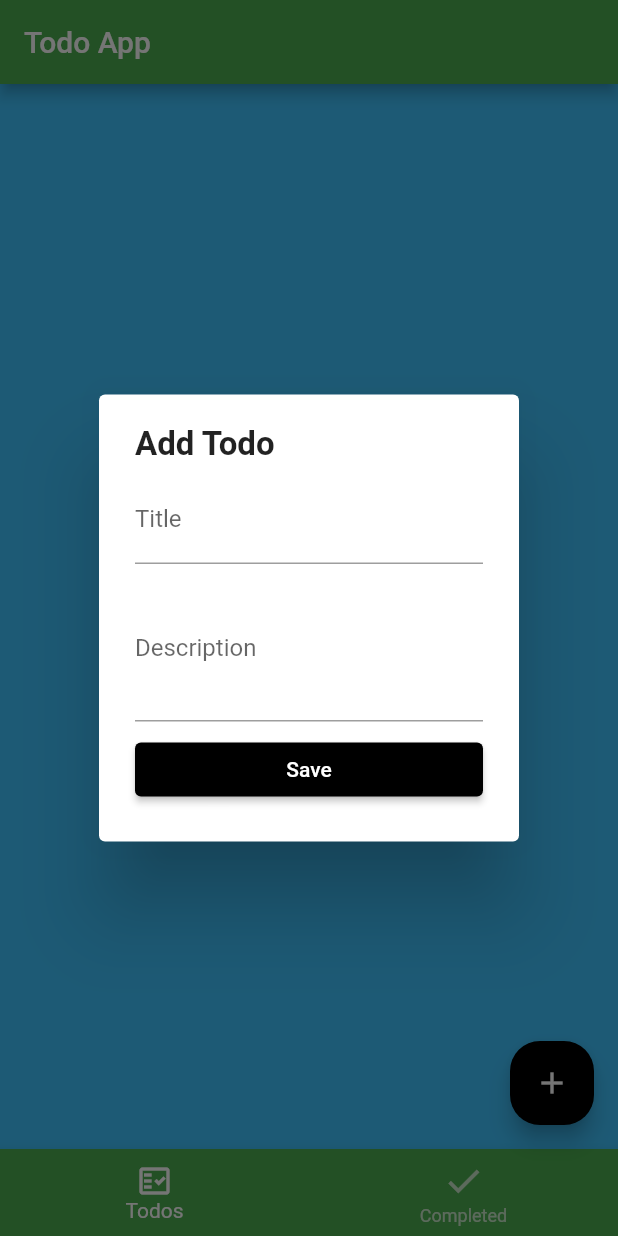
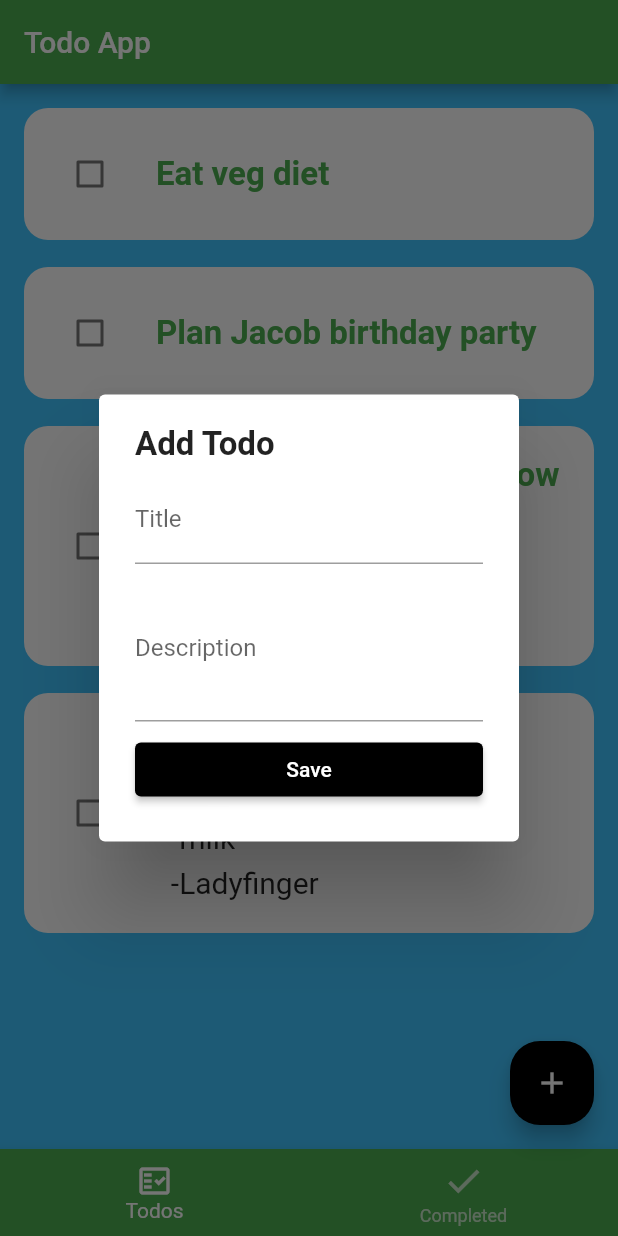
Before and after one commit to vanshikasaini/Todo_flutter, a Flutter app: the screen it shows after launch, after a tap on the "add" icon, on a phone screen of 412 x 824 dp. Run offline on Flutter 3.47's test engine with Material 2 defaults, Android fonts, the phone set to English and light mode, and no system bars; drawn by our look-alikes of flutter_slidable.

Commit message:
add,delete, edit,checked functionalities added by using provider.

```diff
--- a/lib/main.dart
+++ b/lib/main.dart
@@ -1,4 +1,6 @@
 import 'package:flutter/material.dart';
+import 'package:provider/provider.dart';
+import 'package:todoapp/providers_app/todos.dart';
 import 'package:todoapp/screens/homepage.dart';
 
 void main() {
@@ -12,8 +14,9 @@ class MyApp extends StatelessWidget {
 
   // This widget is the root of your application.
   @override
-  Widget build(BuildContext context) {
-    return MaterialApp(
+  Widget build(BuildContext context) => ChangeNotifierProvider(
+    create: (context) => TodosProvider(),
+    child: MaterialApp(
       debugShowCheckedModeBanner: false,
       title: title,
       theme: ThemeData(
@@ -30,6 +33,6 @@ class MyApp extends StatelessWidget {
         scaffoldBackgroundColor: Colors.lightBlueAccent
       ),
       home: HomePage(),
-    );
-  }
+    )
+  );
 }
--- /dev/null
+++ b/lib/model/todo.dart
@@ -0,0 +1,19 @@
+class TodoField{
+
+  static const createdTime = 'createdTime';
+}
+
+class Todo{
+  DateTime createdTime;
+  String title;
+  String id;
+  String description;
+  bool isDone;
+
+  Todo({
+    required this.createdTime,
+    required this.title,
+    this.description = '',
+    this.id='0',
+    this.isDone = false});
+}
--- /dev/null
+++ b/lib/providers_app/todos.dart
@@ -0,0 +1,45 @@
+import 'package:flutter/cupertino.dart';
+
+import '../model/todo.dart';
+
+class TodosProvider extends ChangeNotifier {
+  List<Todo> _todos = [
+    Todo(createdTime: DateTime.now(), title: 'Eat veg diet'),
+    Todo(createdTime: DateTime.now(), title: 'Plan Jacob birthday party'),
+    Todo(
+        createdTime: DateTime.now(),
+        title: 'Plan family trip to Lucknow',
+        description: '''-Rent some hotels
+  -Rent a car
+  -pack suitcase'''),
+    Todo(createdTime: DateTime.now(), title: 'buy food', description: '''-egg
+  -milk
+  -Ladyfinger''')
+  ];
+
+  List<Todo> get todos => _todos.where((todo) => todo.isDone == false).toList();
+  List<Todo> get todosCompleted => _todos.where((todo) => todo.isDone == true).toList();
+
+  void addTodo(Todo todo) {
+    _todos.add(todo);
+    notifyListeners();
+  }
+
+  void removeTodo(Todo todo) {
+    _todos.remove(todo);
+    notifyListeners();
+  }
+  bool toggleTodoStatus(Todo todo) {
+    todo.isDone =!todo.isDone;
+    notifyListeners();
+
+    return todo.isDone;
+  }
+
+  void updateTodo(Todo todo, String title, String description){
+    todo.title = title;
+    todo.description = description;
+
+    notifyListeners();
+  }
+}
--- a/lib/screens/homepage.dart
+++ b/lib/screens/homepage.dart
@@ -1,7 +1,10 @@
 import 'package:flutter/cupertino.dart';
 import 'package:flutter/material.dart';
 import 'package:todoapp/main.dart';
-import 'package:todoapp/screens/todo_dialog.dart';
+import 'package:todoapp/widgets_app/todolistwidget.dart';
+import 'package:todoapp/widgets_app/todo_dialog.dart';
+
+import 'completedlistwidget.dart';
 
 class HomePage extends StatefulWidget {
   const HomePage({Key? key}) : super(key: key);
@@ -16,7 +19,8 @@ class _HomePageState extends State<HomePage> {
   @override
   Widget build(BuildContext context) {
    final tabs =[
-     Container(),Container()
+     ToDoListWidget(),
+     CompletedListWidget()
    ];
 return Scaffold(
   appBar: AppBar(
--- a/lib/screens/todo_dialog.dart
+++ /dev/null
@@ -1,40 +0,0 @@
-import 'package:flutter/cupertino.dart';
-import 'package:flutter/material.dart';
-
-import '../widgets_app/todoformwidget.dart';
-
-class AddToDoDialog extends StatefulWidget {
-  const AddToDoDialog({Key? key}) : super(key: key);
-
-  @override
-  State<AddToDoDialog> createState() => _AddToDoDialogState();
-}
-
-class _AddToDoDialogState extends State<AddToDoDialog> {
-
-  final _formKey = GlobalKey<FormState>();
-  String title='';
-  String description='';
-
-
-
-  @override
-  Widget build(BuildContext context) => AlertDialog(
-    content :Column(
-      mainAxisSize: MainAxisSize.min,
-      crossAxisAlignment: CrossAxisAlignment.start,
-      children: [
-        Text('Add Todo',style: TextStyle(
-          fontWeight: FontWeight.bold,fontSize: 22
-        ),
-        ),
-        const SizedBox(height: 8),
-        ToDoFormWidget(
-          onChangedTitle : (title) => setState(()=> this.title =title),
-          onChangedDescription : (description) => setState(()=> this.description =description),
-          onSavedTodo: (){}
-        )
-      ],
-    )
-  );
-}
--- /dev/null
+++ b/lib/utilsapp.dart
@@ -0,0 +1,10 @@
+import 'package:flutter/cupertino.dart';
+import 'package:flutter/material.dart';
+
+class Utils {
+  static void showSnackBar(BuildContext context, String text) =>
+      ScaffoldMessenger.of(context)
+          //.removeCurrentSnackBar(reason: SnackBarClosedReason.remove)
+         //.removeCurrentSnackBar(reason: SnackBarClosedReason.remove)
+          .showSnackBar(SnackBar(content: Text(text)));
+}
--- /dev/null
+++ b/lib/widgets_app/todo_dialog.dart
@@ -0,0 +1,69 @@
+import 'package:flutter/cupertino.dart';
+import 'package:flutter/material.dart';
+import 'package:provider/provider.dart';
+import 'package:todoapp/model/todo.dart';
+import 'package:todoapp/providers_app/todos.dart';
+
+import 'todoformwidget.dart';
+
+class AddToDoDialog extends StatefulWidget {
+  const AddToDoDialog({Key? key}) : super(key: key);
+
+  @override
+  State<AddToDoDialog> createState() => _AddToDoDialogState();
+}
+
+class _AddToDoDialogState extends State<AddToDoDialog> {
+
+  final _formKey = GlobalKey<FormState>();
+  String title='';
+  String description='';
+
+
+
+  @override
+  Widget build(BuildContext context) => AlertDialog(
+    content :Form(
+      key: _formKey,
+      child: Column(
+        mainAxisSize: MainAxisSize.min,
+        crossAxisAlignment: CrossAxisAlignment.start,
+        children: [
+          Text('Add Todo',style: TextStyle(
+            fontWeight: FontWeight.bold,fontSize: 22
+          ),
+          ),
+          const SizedBox(height: 8),
+          ToDoFormWidget(
+            onChangedTitle : (title) => setState(()=> this.title =title),
+            onChangedDescription : (description) => setState(()=> this.description =description),
+            onSavedTodo: addTodo
+          )
+        ],
+      ),
+    )
+  );
+/// Form to validate the textfields,
+  ///  validate() calls validator
+  void addTodo(){
+final isValid = _formKey.currentState?.validate();
+
+if(!isValid!){
+  return;
+}
+else{
+  final todo =Todo(createdTime: DateTime.now(),
+      title: title,
+  description: description,
+  id: DateTime.now().toString());
+
+
+  final provider =Provider.of<TodosProvider>(context,listen:false);
+  provider.addTodo(todo);
+  ///Hide AlertDialog
+  Navigator.of(context).pop();
+
+}
+
+  }
+}
--- /dev/null
+++ b/lib/widgets_app/todolistwidget.dart
@@ -0,0 +1,29 @@
+import 'package:flutter/cupertino.dart';
+import 'package:provider/provider.dart';
+import 'package:todoapp/model/todo.dart';
+import 'package:todoapp/providers_app/todos.dart';
+
+import 'todowidget.dart';
+
+class ToDoListWidget extends StatelessWidget {
+  const ToDoListWidget({Key? key}) : super(key: key);
+
+  @override
+  Widget build(BuildContext context) {
+    final provider = Provider.of<TodosProvider>(context);
+    final todos = provider.todos;
+
+    return todos.isEmpty
+        ? Center(child: Text("No todos.", style: TextStyle(fontSize: 20)))
+        : ListView.separated(
+            physics: BouncingScrollPhysics(),
+            padding: EdgeInsets.all(16),
+            itemCount: todos.length,
+            itemBuilder: (context, index) {
+              final todo = todos[index];
+
+              return TodoWidget(todo: todo);
+            },
+            separatorBuilder: (context, index) => Container(height: 18));
+  }
+}
--- /dev/null
+++ b/lib/widgets_app/todowidget.dart
@@ -0,0 +1,119 @@
+import 'package:flutter/cupertino.dart';
+import 'package:flutter/material.dart';
+import 'package:flutter_slidable/flutter_slidable.dart';
+import 'package:provider/provider.dart';
+import 'package:todoapp/model/todo.dart';
+import 'package:todoapp/providers_app/todos.dart';
+
+import '../screens/edittodopage.dart';
+import '../utilsapp.dart';
+
+class TodoWidget extends StatelessWidget {
+  final Todo todo;
+
+  const TodoWidget({Key? key, required this.todo}) : super(key: key);
+
+  @override
+  Widget build(BuildContext context) => ClipRRect(
+    borderRadius : BorderRadius.circular(16),
+    child: Slidable(
+        key: Key(todo.id),
+        startActionPane: ActionPane(
+            // A motion is a widget used to control how the pane animates.
+            motion: const ScrollMotion(),
+
+            // A pane can dismiss the Slidable.
+            //dismissible: DismissiblePane(onDismissed: () {}),
+
+            // All actions are defined in the children parameter.
+            children: [
+              SlidableAction(
+                onPressed: (_) => editTodo(context, todo),
+                backgroundColor: Colors.green,
+                foregroundColor: Colors.white,
+                icon: Icons.edit,
+                label: 'Edit',
+              )
+            ]),
+        endActionPane: ActionPane(
+            // A motion is a widget used to control how the pane animates.
+            motion: const ScrollMotion(),
+
+            // A pane can dismiss the Slidable.
+            //dismissible: DismissiblePane(onDismissed: () {}),
+
+            // All actions are defined in the children parameter.
+            children: [
+              SlidableAction(
+
+                onPressed: (_)=> deleteTodo(context, todo),
+                backgroundColor: Colors.red,
+                foregroundColor: Colors.white,
+                icon: Icons.delete,
+                label: 'Delete',
+              )
+            ]),
+        child: buildTodo(context)),
+  );
+
+  Widget buildTodo(BuildContext context) => GestureDetector(
+    onTap: () => editTodo(context,todo),
+    child: Container(
+          color: Colors.white,
+          padding: EdgeInsets.all(20),
+          child: Row(
+            children: [
+              Checkbox(
+                activeColor: Theme.of(context).primaryColor,
+                checkColor: Colors.white,
+                value: todo.isDone,
+                onChanged: (_) {
+                  final provider = Provider.of<TodosProvider>(context,listen: false);
+               final isDone = provider.toggleTodoStatus(todo);
+
+               Utils.showSnackBar(context,
+               isDone ? 'Task Completed' : 'task marked incomplete');
+                },
+              ),
+              const SizedBox(width: 20),
+              Expanded(
+                  child: Column(
+                crossAxisAlignment: CrossAxisAlignment.start,
+                children: [
+                  Text(
+                    todo.title,
+                    style: TextStyle(
+                        fontWeight: FontWeight.bold,
+                        color: Theme.of(context).primaryColor,
+                        fontSize: 22),
+                  ),
+                  if (todo.description.isNotEmpty)
+                    Container(
+                      margin: EdgeInsets.only(top: 4),
+                      child: Text(
+                        todo.description,
+                        style: TextStyle(fontSize: 20, height: 1.5),
+                      ),
+                    )
+                ],
+              ))
+            ],
+          ),
+        ),
+  );
+
+  void deleteTodo(BuildContext context,Todo todo){
+    final provider =Provider.of<TodosProvider>(context,listen :false);
+    provider.removeTodo(todo);
+
+    Utils.showSnackBar(context,'Deleted the task');
+
+
+  }
+
+  void editTodo(BuildContext context,Todo todo) => Navigator.of(context).push(
+  MaterialPageRoute(
+    builder: (context) => EditTodoPage(todo: todo)
+  )
+  );
+}
--- a/pubspec.yaml
+++ b/pubspec.yaml
@@ -36,6 +36,7 @@ dependencies:
   # Use with the CupertinoIcons class for iOS style icons.
   cupertino_icons: ^1.0.2
   provider: ^6.0.5
+  flutter_slidable: ^3.0.0
 
 dev_dependencies:
   flutter_test:
```
Also changed, not shown: lib/screens/completedlistwidget.dart (added, +28 -0 lines), lib/screens/edittodopage.dart (added, +72 -0 lines), pubspec.lock.
